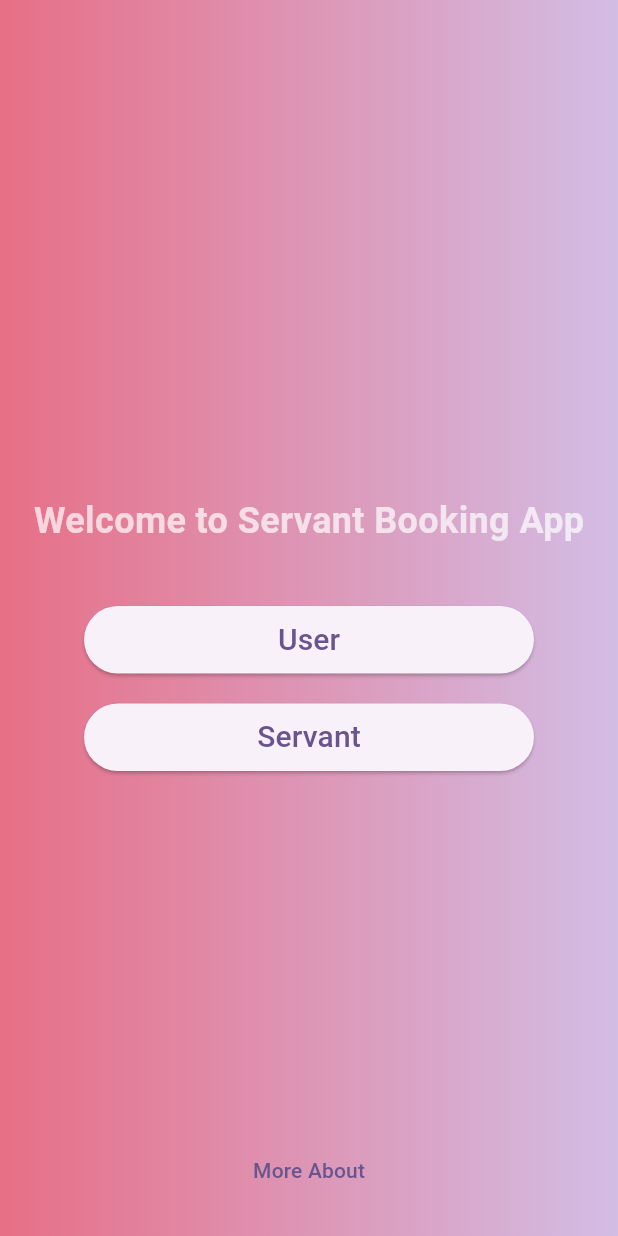
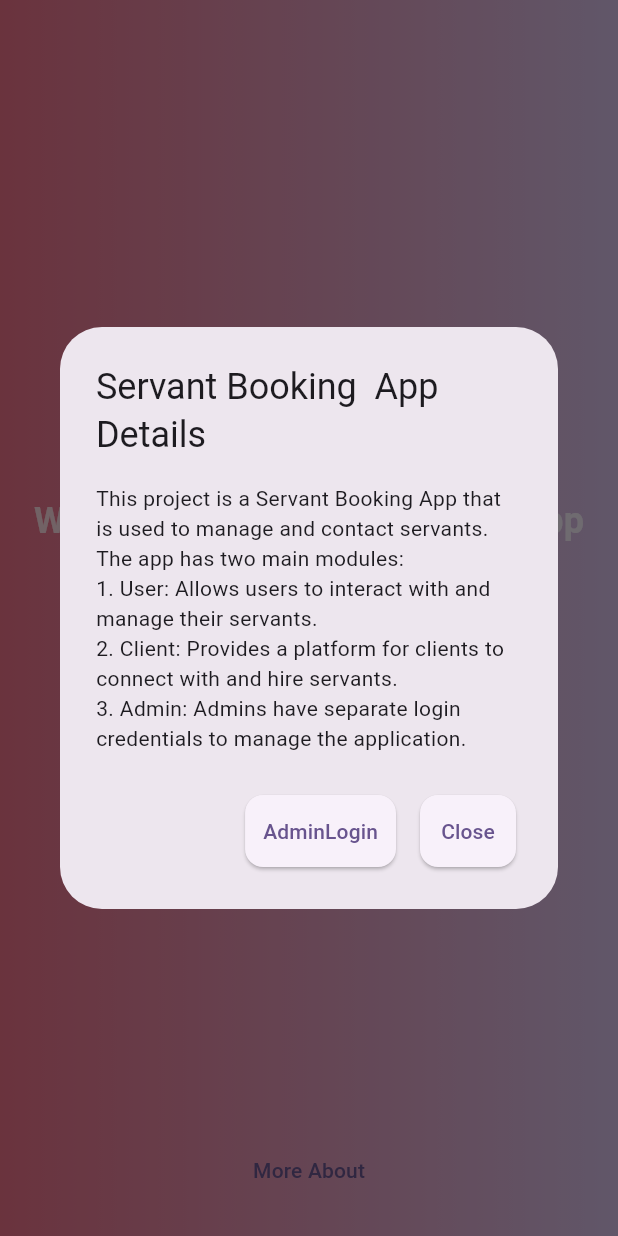
Before and after one commit to bahiznalakath/Servant_Management, a Flutter app: the screen it shows after launch, after a tap on "More About", on a phone screen of 412 x 824 dp. Run offline on Flutter 3.47's test engine with Material 2 defaults, Android fonts, the phone set to English and light mode, and no system bars; our stand-ins replace carousel_slider, cloud_firestore, firebase_auth, firebase_core, flutter_spinkit, fluttertoast and 1 more; accounts and stored records are empty.

Commit message:
Updated functions, added new function in servant and user

```diff
--- a/lib/Login.dart
+++ b/lib/Login.dart
@@ -1,5 +1,6 @@
 import 'package:firebase_auth/firebase_auth.dart';
 import 'package:flutter/material.dart';
+import 'UI/more_about.dart';
 import 'UI/servant/login_screen.dart';
 import 'UI/user/login_screen.dart';
 
@@ -28,7 +29,7 @@ class _LoginPageState extends State<LoginPage> {
           children: [
             // const SizedBox(height: 50,),
             const Spacer(),
-             const Padding(
+            const Padding(
               padding: EdgeInsets.all(20.0),
               child: Center(
                 child: Text(
@@ -56,7 +57,10 @@ class _LoginPageState extends State<LoginPage> {
                     ),
                   );
                 },
-                child: const Text("User",style: TextStyle(fontSize: 20),),
+                child: const Text(
+                  "User",
+                  style: TextStyle(fontSize: 20),
+                ),
               ),
             ),
             const SizedBox(
@@ -66,15 +70,18 @@ class _LoginPageState extends State<LoginPage> {
               height: 45,
               width: 300,
               child: ElevatedButton(
-                onPressed: ()  {
+                onPressed: () {
                   Navigator.push(
                     context,
                     MaterialPageRoute(
-                      builder: (context) => const  ServantLogin(),
+                      builder: (context) => const ServantLogin(),
                     ),
                   );
                 },
-                child: const Text("Servant",style: TextStyle(fontSize: 20),),
+                child: const Text(
+                  "Servant",
+                  style: TextStyle(fontSize: 20),
+                ),
               ),
             ),
             Expanded(
@@ -84,7 +91,12 @@ class _LoginPageState extends State<LoginPage> {
                   padding: const EdgeInsets.all(20.0),
                   child: TextButton(
                     onPressed: () {
-                      // Handle the "More Text" button click.
+                      showDialog(
+                        context: context,
+                        builder: (BuildContext context) {
+                          return const MyDialog();
+                        },
+                      );
                     },
                     child: const Text("More About"),
                   ),
--- a/lib/UI/admin/manage_servants_screen.dart
+++ b/lib/UI/admin/manage_servants_screen.dart
@@ -17,6 +17,7 @@ class _AdminDashboardState extends State<AdminDashboard> {
           tabs: [
             Tab(text: 'Manage Users'),
             Tab(text: 'Manage Servants'),
+            Tab(text: 'view total bookings',)
           ],
         ),
       ),
@@ -30,6 +31,9 @@ class _AdminDashboardState extends State<AdminDashboard> {
           Center(
             child: Text('Servant Management Content'),
           ),
+          Center(
+            child: Text('Servant and User view total bookings  Content'),
+          ),
         ],
       ),
     );
--- /dev/null
+++ b/lib/UI/more_about.dart
@@ -0,0 +1,50 @@
+import 'package:flutter/material.dart';
+
+import 'admin/login_screen.dart';
+
+class MyDialog extends StatelessWidget {
+  const MyDialog({super.key});
+
+  @override
+  Widget build(BuildContext context) {
+    return AlertDialog(
+      title: const Text('Servant Booking  App Details'),
+      content: const SingleChildScrollView(
+        child: Column(
+          crossAxisAlignment: CrossAxisAlignment.start,
+          children: <Widget>[
+            Text(
+                'This project is a Servant Booking App that is used to manage and contact servants.'),
+            Text('The app has two main modules:'),
+            Text(
+                '1. User: Allows users to interact with and manage their servants.'),
+            Text(
+                '2. Client: Provides a platform for clients to connect with and hire servants.'),
+            Text(
+                '3. Admin: Admins have separate login credentials to manage the application.'),
+            // Add more project details here as needed.
+          ],
+        ),
+      ),
+      actions: <Widget>[
+        Card(
+          child: TextButton(
+            child: const Text('AdminLogin'),
+            onPressed: () {
+              Navigator.of(context).push(
+                  MaterialPageRoute(builder: (context) => const AdminLogin()));
+            },
+          ),
+        ),
+        Card(
+          child: TextButton(
+            child: const Text('Close'),
+            onPressed: () {
+              Navigator.of(context).pop();
+            },
+          ),
+        ),
+      ],
+    );
+  }
+}
--- a/lib/UI/servant/accept_reject_screen.dart
+++ b/lib/UI/servant/accept_reject_screen.dart
@@ -1,6 +1,6 @@
 import 'package:flutter/material.dart';
 import 'package:servantmanagement/UI/servant/serventdrawerpage.dart';
-
+// pass order conferm from page of user  workers deta
 class AcceptRejectPage extends StatefulWidget {
   const AcceptRejectPage({Key? key}) : super(key: key);
 
--- a/lib/UI/servant/login_screen.dart
+++ b/lib/UI/servant/login_screen.dart
@@ -54,6 +54,7 @@ class _ServantLoginState extends State<ServantLogin> {
               width: double.infinity,
               child: Padding(
                 padding: const EdgeInsets.all(16.0),
+                child: SingleChildScrollView(
                   child: Column(
                     crossAxisAlignment: CrossAxisAlignment.center,
                     mainAxisAlignment: MainAxisAlignment.center,
@@ -219,6 +220,7 @@ class _ServantLoginState extends State<ServantLogin> {
                     ],
                   ),
                 ),
+              ),
             ))
       ]),
     );
--- a/lib/UI/splashscreen.dart
+++ b/lib/UI/splashscreen.dart
@@ -22,53 +22,37 @@ class _SplashScreenState extends State<SplashScreen> {
     _navigateToNextScreen();
   }
 
-
   void _navigateToNextScreen() async {
     FirebaseAuth auth = FirebaseAuth.instance;
     User? user = auth.currentUser;
 
     await Future.delayed(const Duration(seconds: 3));
 
-    if (FirebaseAuth.instance.currentUser!= null) {
-      // Determine the user's type (replace with your logic)
-      String userType = 'user'; // Replace with your logic to determine the user type
+    String? userType = user != null
+        ? 'user'
+        : null; // Replace with your logic to determine the user type
 
+    if (userType != null) {
       switch (userType) {
         case 'user':
-        // Regular user is logged in, navigate to the user homepage.
-          Navigator.of(context).pushReplacement(
-            MaterialPageRoute(
-              builder: (context) => const CategoriesList(),
-            ),
-          );
+          Navigator.pushReplacement(context,
+              MaterialPageRoute(builder: (context) => CategoriesList()));
           break;
         case 'servant':
-        // Servant is logged in, navigate to the servant homepage.
-          Navigator.of(context).pushReplacement(
-            MaterialPageRoute(
-              builder: (context) => const AcceptRejectPage(),
-            ),
-          );
+          Navigator.pushReplacement(context,
+              MaterialPageRoute(builder: (context) => AcceptRejectPage()));
           break;
         case 'admin':
-        // Admin is logged in, navigate to the admin dashboard.
-          Navigator.of(context).pushReplacement(
-            MaterialPageRoute(
-              builder: (context) => const AdminDashboard(),
-            ),
-          );
+          Navigator.pushReplacement(context,
+              MaterialPageRoute(builder: (context) => AdminDashboard()));
           break;
         default:
-        // If the userType is not recognized, you can navigate to a default page or handle the situation as needed.
+          // Handle the situation as needed when userType is not recognized.
           break;
       }
     } else {
-      // User is not logged in, navigate to the login screen.
-      Navigator.of(context).pushReplacement(
-        MaterialPageRoute(
-          builder: (context) => const LoginPage(),
-        ),
-      );
+      Navigator.pushReplacement(
+          context, MaterialPageRoute(builder: (context) => LoginPage()));
     }
   }
 
@@ -149,10 +133,8 @@ class _SplashScreenState extends State<SplashScreen> {
           children: [
             CircleAvatar(
                 radius: 54,
-                child: Icon(
-                  Icons.percent_rounded,
-                  size: 63,
-                )),
+              backgroundImage: AssetImage("assets/images/log.jpg"),
+               ),
             SizedBox(
               height: 100,
             ),
@@ -182,6 +164,7 @@ class _SplashScreenState extends State<SplashScreen> {
       ),
     );
   }
+
   String determineUserType() {
     // Implement your logic here to determine the user type.
     // You can use any criteria or user interaction you want.
@@ -196,7 +179,5 @@ class _SplashScreenState extends State<SplashScreen> {
     } else {
       return 'servant';
     }
-
   }
-
 }
```
Also changed, not shown: lib/UI/admin/login_screen.dart (+21 -14 lines), lib/UI/servant/serventdrawerpage.dart (+9 -1 lines), lib/UI/user/WorkerDetailsPage.dart (+23 -0 lines), lib/UI/user/category_screen.dart (+52 -114 lines), lib/UI/user/userdrawerpage.dart (+9 -1 lines), pubspec.yaml (+11 -3 lines), assets/images/img1.jpg (added), assets/images/img2.jpg (added), assets/images/img3.jpg (added), assets/images/log.jpg (added), pubspec.lock, 6 other files. Lines whose indentation alone changed are shown as unchanged.
